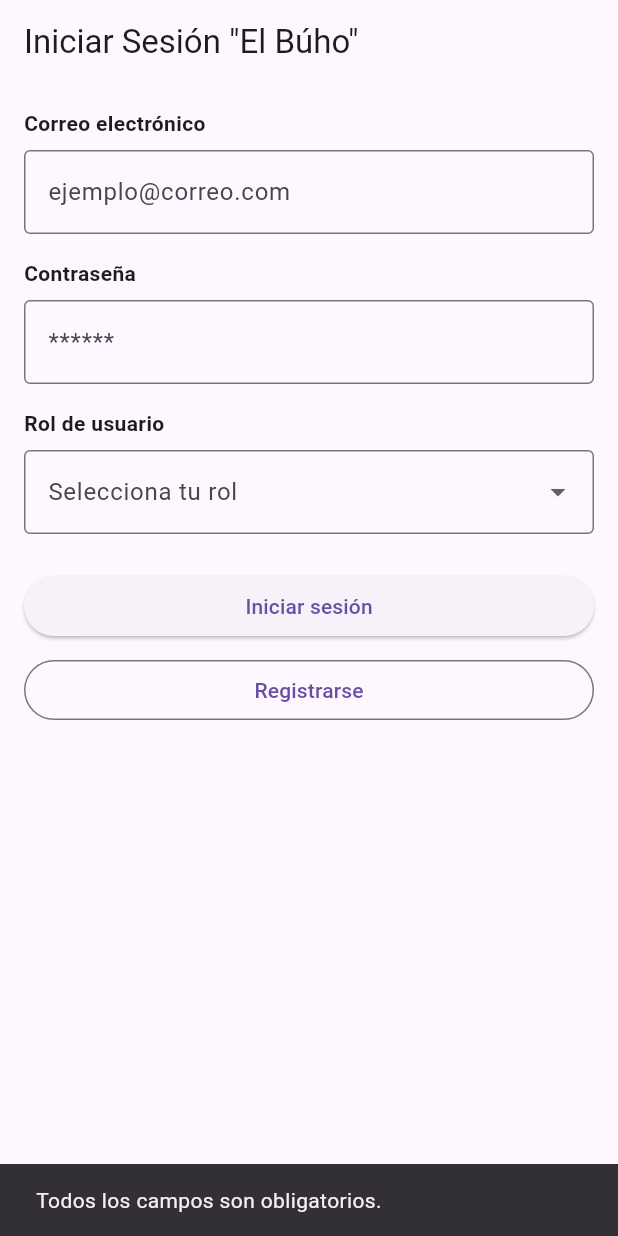
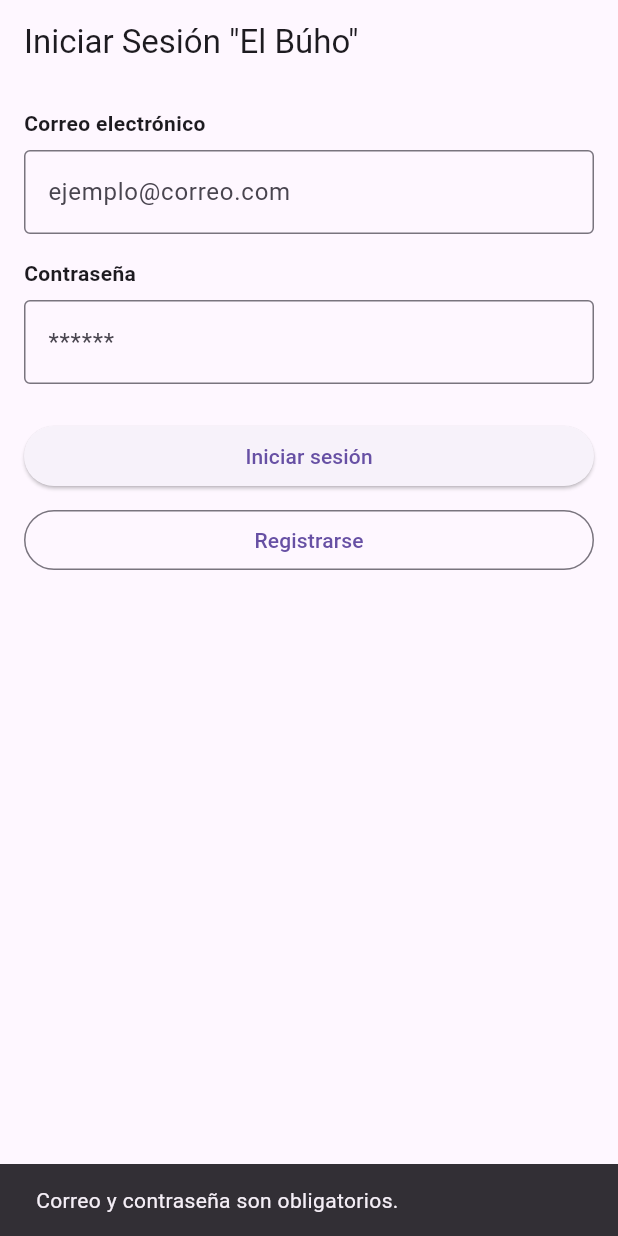
Before and after one commit to RichardSoria/Trabajo-en-clase-Turismo-El-Buho, a Flutter app: the screen it shows after launch, after a tap on "Iniciar sesión", on a phone screen of 412 x 824 dp. Run offline on Flutter 3.47's test engine with Material 3 defaults, Android fonts, the phone set to English and light mode, and no system bars; our stand-ins replace cloud_firestore, firebase_core, image_picker, supabase_flutter; accounts and stored records are empty.

Commit message:
Correción en el login

```diff
--- a/lib/login_page.dart
+++ b/lib/login_page.dart
@@ -12,9 +12,7 @@ class LoginPage extends StatefulWidget {
 class _LoginPageState extends State<LoginPage> {
   final emailController = TextEditingController();
   final passwordController = TextEditingController();
-  String? selectedRole;
   final supabase = Supabase.instance.client;
-  final List<String> roles = ['visitante', 'publicador'];
 
   void _showSnackBar(String message) {
     ScaffoldMessenger.of(
@@ -22,60 +20,29 @@ class _LoginPageState extends State<LoginPage> {
     ).showSnackBar(SnackBar(content: Text(message)));
   }
 
-  bool validarCampos() {
-    final campos = {
-      'Correo': emailController.text.trim(),
-      'Contraseña': passwordController.text.trim(),
-      'Rol': selectedRole,
-    };
+  Future<void> login() async {
+    final email = emailController.text.trim();
+    final password = passwordController.text.trim();
 
-    for (final entry in campos.entries) {
-      if (entry.value == null || entry.value?.isEmpty == true) {
-        _showSnackBar('Todos los campos son obligatorios.');
-        return false;
-      }
+    if (email.isEmpty || password.isEmpty) {
+      _showSnackBar('Correo y contraseña son obligatorios.');
+      return;
     }
 
-    return true;
-  }
-
-  Future<void> login() async {
-    if (!validarCampos()) return;
     try {
       final response = await supabase.auth.signInWithPassword(
-        email: emailController.text,
-        password: passwordController.text,
+        email: email,
+        password: password,
       );
 
       if (response.user != null) {
-        // Obtener rol real de Supabase
-        final userId = response.user!.id;
-        final data = await supabase
-            .from('users')
-            .select('role')
-            .eq('id', userId)
-            .single();
-
-        final rolGuardado = data['role'];
-
-        if (rolGuardado != selectedRole) {
-          // Cerrar sesión y notificar error de rol
-          await supabase.auth.signOut();
-          _showSnackBar('El rol seleccionado no coincide con tu cuenta');
-          return;
-        }
-
-        // Éxito: AuthGate redirigirá según rol
-        ScaffoldMessenger.of(context).showSnackBar(
-          const SnackBar(content: Text('Inicio de sesión exitoso')),
-        );
+        _showSnackBar('Inicio de sesión exitoso');
+        // Redirección automática desde AuthGate
       } else {
         throw Exception('Usuario no encontrado');
       }
     } catch (e) {
-      ScaffoldMessenger.of(
-        context,
-      ).showSnackBar(SnackBar(content: Text('Error al iniciar sesión: $e')));
+      _showSnackBar('Error al iniciar sesión: $e');
     }
   }
 
@@ -115,32 +82,6 @@ class _LoginPageState extends State<LoginPage> {
                 ),
                 obscureText: true,
               ),
-              const SizedBox(height: 16),
-              const Text(
-                'Rol de usuario',
-                style: TextStyle(fontWeight: FontWeight.bold),
-              ),
-              const SizedBox(height: 8),
-              DropdownButtonFormField<String>(
-                value: selectedRole,
-                decoration: const InputDecoration(
-                  labelText: 'Selecciona tu rol',
-                  border: OutlineInputBorder(),
-                ),
-                items: roles.map((String value) {
-                  return DropdownMenuItem<String>(
-                    value: value,
-                    child: Text(value[0].toUpperCase() + value.substring(1)),
-                  );
-                }).toList(),
-                onChanged: (value) {
-                  setState(() {
-                    selectedRole = value!;
-                  });
-                },
-                validator: (value) =>
-                    value == null ? 'Selecciona un rol' : null,
-              ),
               const SizedBox(height: 24),
               ElevatedButton(
                 onPressed: login,
```
